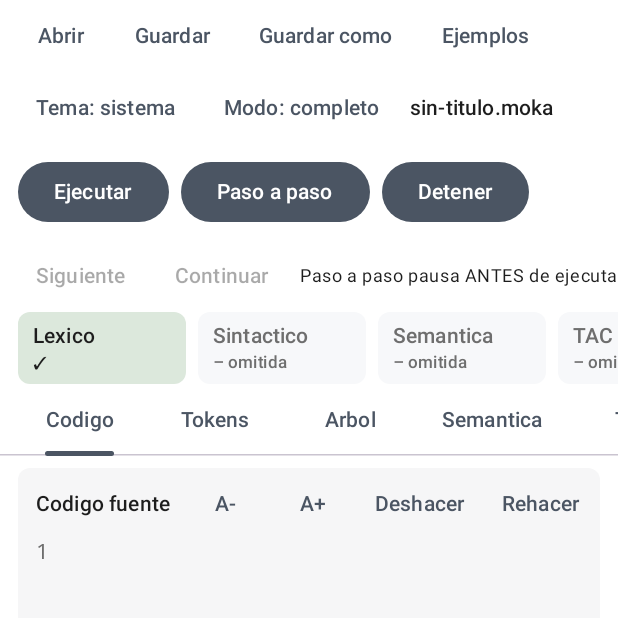
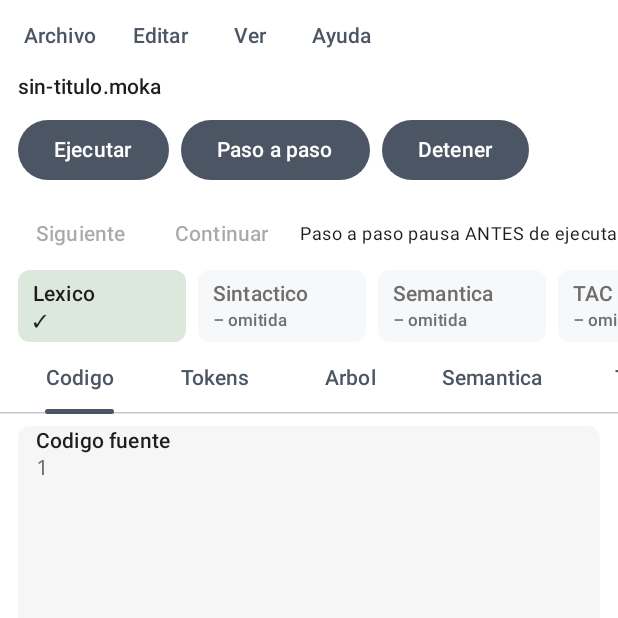
Before and after one commit to raulbarbur/moka, an Android app built with Jetpack Compose: the screen it shows after launch (MainActivity), on a phone screen of 412 x 824 dp, the top half of it. Run offline under Robolectric (Android 15) with nearby library versions, the phone set to English and light mode, and no system bars; libraries missing offline, so code that uses them is left out: org.antlr.v4; 17 statements that could not run were skipped.

Commit message:
UI: menus Archivo/Editar/Ver/Ayuda en lugar de botones sueltos

```diff
--- a/app/build.gradle.kts
+++ b/app/build.gradle.kts
@@ -5,7 +5,6 @@ plugins {
     alias(libs.plugins.androidApplication)
     alias(libs.plugins.composeMultiplatform)
     alias(libs.plugins.composeCompiler)
-    alias(libs.plugins.kotlinAndroid)
 }
 
 kotlin {
@@ -55,9 +54,7 @@ android {
         }
     }
 }
-dependencies {
-    implementation(libs.androidx.core.ktx)
-}
+
 
 compose.desktop {
     application {
--- a/app/src/commonMain/kotlin/ar/com/moka/app/ui/ArchivoTaller.kt
+++ b/app/src/commonMain/kotlin/ar/com/moka/app/ui/ArchivoTaller.kt
@@ -54,6 +54,8 @@ fun ArchivoTaller(
     alCambiarTema: (TemaMoka) -> Unit,
     modo: ModoTaller,
     alCambiarModo: (ModoTaller) -> Unit,
+    tamanioFuente: Int,
+    alCambiarTamanio: (Int) -> Unit,
     contenido: @Composable () -> Unit
 ) {
     val estado by controlador.estado.collectAsState()
@@ -64,8 +66,8 @@ fun ArchivoTaller(
     val ambito = rememberCoroutineScope()
     var mensaje by remember { mutableStateOf<String?>(null) }
     var esError by remember { mutableStateOf(false) }
-    var menuEjemplos by remember { mutableStateOf(false) }
-    var menuTema by remember { mutableStateOf(false) }
+    var acercaDe by remember { mutableStateOf(false) }
+    val busqueda = LocalBusquedaEditor.current
     var pendiente by remember { mutableStateOf<ArchivoMoka?>(null) }
     val modificado = sesion.hayCambios(estado.fuente)
 
@@ -165,6 +167,7 @@ fun ArchivoTaller(
         if (evento.type != KeyEventType.KeyDown || !evento.isCtrlPressed) false else {
             when (evento.key) {
                 Key.S -> { guardar(como = false); true }
+                Key.F -> { busqueda.activa = !busqueda.activa; true }
                 Key.Enter -> {
                     if (!sesion.ocupado && pendiente == null) controlador.ejecutar()
                     true
@@ -173,56 +176,41 @@ fun ArchivoTaller(
             }
         }
     }) {
-        // En pantalla angosta (telefono en vertical) la barra se parte
-        // en dos filas: acciones arriba, Tema + nombre abajo. En ancha,
-        // una sola fila con scroll como siempre.
-        BoxWithConstraints(Modifier.fillMaxWidth()) {
-            val barraAngosta = maxWidth < 600.dp
-            if (barraAngosta) {
-                Column {
-                    Row(
-                        Modifier.fillMaxWidth().horizontalScroll(rememberScrollState()).padding(horizontal = 12.dp),
-                        verticalAlignment = Alignment.CenterVertically,
-                        horizontalArrangement = Arrangement.spacedBy(8.dp)
-                    ) {
-                        BotonesArchivo(
+        // Los menus agrupan todo lo que antes eran botones sueltos. En
+        // pantalla angosta (telefono en vertical) el nombre del archivo
+        // baja a una segunda linea; en ancha queda al lado de los menus.
+        val grupos = gruposDeMenu(
             ocupado = sesion.ocupado,
             alAbrir = ::abrir,
             alGuardar = { guardar(false) },
             alGuardarComo = { guardar(true) },
-                            ejemplosExpandido = menuEjemplos,
-                            alAlternarEjemplos = { menuEjemplos = it },
-                            alElegirEjemplo = ::ofrecerCarga
+            alGuardarYSalir = ::guardarYSalir,
+            alElegirEjemplo = ::ofrecerCarga,
+            alDeshacer = controlador::deshacer,
+            alRehacer = controlador::rehacer,
+            busquedaActiva = busqueda.activa,
+            alAlternarBusqueda = { busqueda.activa = !busqueda.activa },
+            tamanioFuente = tamanioFuente,
+            alCambiarTamanio = alCambiarTamanio,
+            tema = tema,
+            alCambiarTema = alCambiarTema,
+            modo = modo,
+            alCambiarModo = alCambiarModo,
+            alAbrirAcercaDe = { acercaDe = true }
         )
-                    }
-                    Row(
-                        Modifier.fillMaxWidth().horizontalScroll(rememberScrollState()).padding(horizontal = 12.dp),
-                        verticalAlignment = Alignment.CenterVertically,
-                        horizontalArrangement = Arrangement.spacedBy(8.dp)
-                    ) {
-                        BotonTema(tema, menuTema, { menuTema = it }, alCambiarTema)
-                        BotonModo(modo, alCambiarModo)
-                        TextoArchivo(sesion, modificado)
-                    }
+        BoxWithConstraints(Modifier.fillMaxWidth()) {
+            if (maxWidth < 600.dp) {
+                Column(Modifier.padding(horizontal = 4.dp)) {
+                    BarraMenus(grupos)
+                    Box(Modifier.padding(horizontal = 8.dp)) { TextoArchivo(sesion, modificado) }
                 }
             } else {
                 Row(
-                    Modifier.fillMaxWidth().horizontalScroll(rememberScrollState()).padding(horizontal = 12.dp),
-                    verticalAlignment = Alignment.CenterVertically,
-                    horizontalArrangement = Arrangement.spacedBy(8.dp)
+                    Modifier.fillMaxWidth().padding(horizontal = 4.dp),
+                    verticalAlignment = Alignment.CenterVertically
                 ) {
-                    BotonesArchivo(
-                        ocupado = sesion.ocupado,
-                        alAbrir = ::abrir,
-                        alGuardar = { guardar(false) },
-                        alGuardarComo = { guardar(true) },
-                        ejemplosExpandido = menuEjemplos,
-                        alAlternarEjemplos = { menuEjemplos = it },
-                        alElegirEjemplo = ::ofrecerCarga
-                    )
-                    BotonTema(tema, menuTema, { menuTema = it }, alCambiarTema)
-                    BotonModo(modo, alCambiarModo)
-                    TextoArchivo(sesion, modificado)
+                    BarraMenus(grupos)
+                    Box(Modifier.padding(horizontal = 12.dp)) { TextoArchivo(sesion, modificado) }
                 }
             }
         }
@@ -235,6 +223,15 @@ fun ArchivoTaller(
             )
         }
         Box(Modifier.weight(1f)) { contenido() }
+    }
+
+    if (acercaDe) {
+        AlertDialog(
+            onDismissRequest = { acercaDe = false },
+            title = { Text("Moka") },
+            text = { Text("Interprete didactico del lenguaje Moka: escribe un programa, ejecutalo y mira cada fase del compilador (tokens, arbol, semantica, TAC y ejecucion).") },
+            confirmButton = { TextButton(onClick = { acercaDe = false }) { Text("Cerrar") } }
+        )
     }
 
     pendiente?.let { nuevo ->
@@ -286,84 +283,93 @@ fun ArchivoTaller(
     }
 }
 
-// ---- Piezas de la barra de archivo (compartidas por modo ancho/angosto)
+// ---- Modelo de menus ----------------------------------------------------
+// Se arma en un solo lugar; la barra solo lo dibuja.
 
-@Composable
-private fun BotonesArchivo(
+// Proyecto multi-archivo (Moka 2, fase P3): el grupo ya esta previsto pero
+// oculto hasta que exista el soporte de carpetas y paquetes.
+private const val GRUPO_PROYECTO_VISIBLE = false
+
+private fun gruposDeMenu(
     ocupado: Boolean,
     alAbrir: () -> Unit,
     alGuardar: () -> Unit,
     alGuardarComo: () -> Unit,
-    ejemplosExpandido: Boolean,
-    alAlternarEjemplos: (Boolean) -> Unit,
-    alElegirEjemplo: (ArchivoMoka) -> Unit
-) {
-    TextButton(onClick = alAbrir, enabled = !ocupado) { Text("Abrir") }
-    TextButton(onClick = alGuardar, enabled = !ocupado) { Text("Guardar") }
-    TextButton(onClick = alGuardarComo, enabled = !ocupado) { Text("Guardar como") }
-    Box {
-        TextButton(onClick = { alAlternarEjemplos(true) }, enabled = !ocupado) { Text("Ejemplos") }
-        DropdownMenu(expanded = ejemplosExpandido, onDismissRequest = { alAlternarEjemplos(false) }) {
+    alGuardarYSalir: () -> Unit,
+    alElegirEjemplo: (ArchivoMoka) -> Unit,
+    alDeshacer: () -> Unit,
+    alRehacer: () -> Unit,
+    busquedaActiva: Boolean,
+    alAlternarBusqueda: () -> Unit,
+    tamanioFuente: Int,
+    alCambiarTamanio: (Int) -> Unit,
+    tema: TemaMoka,
+    alCambiarTema: (TemaMoka) -> Unit,
+    modo: ModoTaller,
+    alCambiarModo: (ModoTaller) -> Unit,
+    alAbrirAcercaDe: () -> Unit
+): List<GrupoMenu> {
+    val archivo = GrupoMenu(
+        "Archivo",
+        buildList {
+            add(ItemMenu("Abrir", habilitado = !ocupado, accion = alAbrir))
+            add(ItemMenu("Guardar", atajo = "Ctrl+S", habilitado = !ocupado, accion = alGuardar))
+            add(ItemMenu("Guardar como", habilitado = !ocupado, accion = alGuardarComo))
+            add(ItemMenu("Guardar y salir", habilitado = !ocupado, accion = alGuardarYSalir))
+            add(SeparadorMenu)
+            add(RotuloMenu("Ejemplos"))
             for (ejemplo in EjemplosMoka.todos) {
-                DropdownMenuItem(
-                    text = { Text(ejemplo.nombre) },
-                    onClick = {
-                        alAlternarEjemplos(false)
-                        alElegirEjemplo(ejemplo)
+                add(ItemMenu(ejemplo.nombre, habilitado = !ocupado) { alElegirEjemplo(ejemplo) })
+            }
         }
     )
-            }
-        }
-    }
-}
-
-@Composable
-private fun BotonTema(
-    tema: TemaMoka,
-    expandido: Boolean,
-    alAlternar: (Boolean) -> Unit,
-    alCambiarTema: (TemaMoka) -> Unit
-) {
-    Box {
-        TextButton(onClick = { alAlternar(true) }) {
-            Text(
-                when (tema) {
-                    TemaMoka.SISTEMA -> "Tema: sistema"
-                    TemaMoka.CLARO -> "Tema: claro"
-                    TemaMoka.OSCURO -> "Tema: oscuro"
-                }
+    val editar = GrupoMenu(
+        "Editar",
+        listOf(
+            ItemMenu("Deshacer", accion = alDeshacer),
+            ItemMenu("Rehacer", accion = alRehacer),
+            SeparadorMenu,
+            ItemMenu("Buscar y reemplazar", atajo = "Ctrl+F", marcado = busquedaActiva, accion = alAlternarBusqueda),
+            SeparadorMenu,
+            ItemMenu("Letra mas grande (A+)", habilitado = tamanioFuente < 28) { alCambiarTamanio(tamanioFuente + 2) },
+            ItemMenu("Letra mas chica (A-)", habilitado = tamanioFuente > 10) { alCambiarTamanio(tamanioFuente - 2) }
         )
-        }
-        DropdownMenu(expanded = expandido, onDismissRequest = { alAlternar(false) }) {
-            for (opcion in TemaMoka.entries) {
-                DropdownMenuItem(
-                    text = {
-                        Text(
-                            when (opcion) {
-                                TemaMoka.SISTEMA -> "Sistema"
-                                TemaMoka.CLARO -> "Claro"
-                                TemaMoka.OSCURO -> "Oscuro"
-                            }
     )
-                    },
-                    onClick = {
-                        alAlternar(false)
-                        alCambiarTema(opcion)
-                    }
+    val ver = GrupoMenu(
+        "Ver",
+        listOf(
+            RotuloMenu("Tema"),
+            ItemMenu("Sistema", marcado = tema == TemaMoka.SISTEMA) { alCambiarTema(TemaMoka.SISTEMA) },
+            ItemMenu("Claro", marcado = tema == TemaMoka.CLARO) { alCambiarTema(TemaMoka.CLARO) },
+            ItemMenu("Oscuro", marcado = tema == TemaMoka.OSCURO) { alCambiarTema(TemaMoka.OSCURO) },
+            SeparadorMenu,
+            RotuloMenu("Modo"),
+            ItemMenu("Completo", marcado = modo == ModoTaller.COMPLETO) { alCambiarModo(ModoTaller.COMPLETO) },
+            ItemMenu("Simple (solo editor y consola)", marcado = modo == ModoTaller.SIMPLE) { alCambiarModo(ModoTaller.SIMPLE) }
         )
-            }
-        }
-    }
-}
-
-@Composable
-private fun BotonModo(modo: ModoTaller, alCambiarModo: (ModoTaller) -> Unit) {
-    // Dos opciones: un toque alterna. Simple muestra solo Codigo y
-    // Consola; los errores siguen llegando a la Consola.
-    TextButton(onClick = {
-        alCambiarModo(if (modo == ModoTaller.COMPLETO) ModoTaller.SIMPLE else ModoTaller.COMPLETO)
-    }) {
-        Text(if (modo == ModoTaller.COMPLETO) "Modo: completo" else "Modo: simple")
+    )
+    val ayuda = GrupoMenu(
+        "Ayuda",
+        listOf(
+            // Se activa con la Entrega 3C (tutoriales dentro de la app).
+            ItemMenu("Tutoriales (proximamente)", habilitado = false) {},
+            SeparadorMenu,
+            ItemMenu("Acerca de Moka", accion = alAbrirAcercaDe)
+        )
+    )
+    val proyecto = GrupoMenu(
+        "Proyecto",
+        listOf(
+            ItemMenu("Abrir carpeta (proximamente)", habilitado = false) {},
+            ItemMenu("Archivo nuevo (proximamente)", habilitado = false) {}
+        )
+    )
+    return buildList {
+        add(archivo)
+        add(editar)
+        add(ver)
+        if (GRUPO_PROYECTO_VISIBLE) add(proyecto)
+        add(ayuda)
     }
 }
 
--- a/app/src/commonMain/kotlin/ar/com/moka/app/ui/EditorTaller.kt
+++ b/app/src/commonMain/kotlin/ar/com/moka/app/ui/EditorTaller.kt
@@ -108,7 +108,9 @@ fun EditorTaller(
     }
 
     // ---- Buscar / reemplazar (v1: literal, distingue mayusculas) ----
-    var buscando by remember { mutableStateOf(false) }
+    // El menu Editar abre y cierra la busqueda (estado compartido).
+    val estadoBusqueda = LocalBusquedaEditor.current
+    val buscando = estadoBusqueda.activa
     var consulta by remember { mutableStateOf("") }
     var reemplazo by remember { mutableStateOf("") }
     val coincidencias = if (consulta.isEmpty()) 0
@@ -139,9 +141,8 @@ fun EditorTaller(
 
     Surface(modifier = modifier, shape = RoundedCornerShape(8.dp), tonalElevation = 1.dp) {
         Column {
-            // Barra del editor: tamaño de fuente, deshacer/rehacer (en el
-            // celular no hay Ctrl+Z comodo) y buscar. Con scroll para que
-            // nada se parta en pantallas angostas.
+            // Barra del editor: solo el titulo. Tamaño de letra, deshacer,
+            // rehacer y buscar viven ahora en los menus de la barra superior.
             Row(
                 Modifier.fillMaxWidth().horizontalScroll(rememberScrollState()).padding(horizontal = 4.dp),
                 verticalAlignment = androidx.compose.ui.Alignment.CenterVertically
@@ -151,13 +152,6 @@ fun EditorTaller(
                     style = MaterialTheme.typography.labelLarge,
                     modifier = Modifier.padding(horizontal = 8.dp)
                 )
-                TextButton(onClick = { alCambiarTamanio(tamanioFuente - 2) }) { Text("A-") }
-                TextButton(onClick = { alCambiarTamanio(tamanioFuente + 2) }) { Text("A+") }
-                TextButton(onClick = alDeshacer) { Text("Deshacer") }
-                TextButton(onClick = alRehacer) { Text("Rehacer") }
-                TextButton(onClick = { buscando = !buscando }) {
-                    Text(if (buscando) "Cerrar busqueda" else "Buscar")
-                }
             }
             if (buscando) {
                 Row(
@@ -183,6 +177,7 @@ fun EditorTaller(
                         singleLine = true,
                         modifier = Modifier.width(160.dp)
                     )
+                    TextButton(onClick = { estadoBusqueda.activa = false }) { Text("Cerrar") }
                     TextButton(
                         onClick = {
                             val i = fuente.indexOf(consulta)
--- /dev/null
+++ b/app/src/commonMain/kotlin/ar/com/moka/app/ui/MenuMoka.kt
@@ -0,0 +1,93 @@
+// =======================================================================
+//  MenuMoka.kt - Barra de menus agrupados (Archivo / Editar / Ver / Ayuda)
+// =======================================================================
+//  Un unico modelo de datos (GrupoMenu -> ItemMenu) alimenta la barra, tanto
+//  en escritorio como en el celular: cada grupo es un boton de texto que
+//  abre un DropdownMenu. Asi no hay dos logicas distintas por tamaño de
+//  pantalla. La barra se desplaza en horizontal si no entra.
+//
+//  Tambien vive aca el estado compartido de "Buscar y reemplazar": el menu
+//  Editar lo abre y el editor lo muestra, sin pasar parametros por todo el
+//  arbol de paneles (se reparte con un CompositionLocal).
+// =======================================================================
+package ar.com.moka.app.ui
+
+import androidx.compose.foundation.horizontalScroll
+import androidx.compose.foundation.layout.Box
+import androidx.compose.foundation.layout.Row
+import androidx.compose.foundation.rememberScrollState
+import androidx.compose.material3.DropdownMenu
+import androidx.compose.material3.DropdownMenuItem
+import androidx.compose.material3.HorizontalDivider
+import androidx.compose.material3.Text
+import androidx.compose.material3.TextButton
+import androidx.compose.runtime.Composable
+import androidx.compose.runtime.getValue
+import androidx.compose.runtime.compositionLocalOf
+import androidx.compose.runtime.mutableStateOf
+import androidx.compose.runtime.remember
+import androidx.compose.runtime.setValue
+import androidx.compose.ui.Modifier
+
+// Una entrada del menu. 'marcado' dibuja una tilde delante (para las
+// opciones excluyentes, como el tema). 'atajo' es solo un texto de ayuda.
+sealed interface EntradaMenu
+
+class ItemMenu(
+    val texto: String,
+    val atajo: String? = null,
+    val habilitado: Boolean = true,
+    val marcado: Boolean = false,
+    val accion: () -> Unit
+) : EntradaMenu
+
+// Un titulo gris sin accion, para separar secciones dentro de un menu.
+class RotuloMenu(val texto: String) : EntradaMenu
+
+data object SeparadorMenu : EntradaMenu
+
+class GrupoMenu(val titulo: String, val entradas: List<EntradaMenu>)
+
+@Composable
+fun BarraMenus(grupos: List<GrupoMenu>, modifier: Modifier = Modifier) {
+    Row(modifier.horizontalScroll(rememberScrollState())) {
+        for (grupo in grupos) {
+            var abierto by remember { mutableStateOf(false) }
+            Box {
+                TextButton(onClick = { abierto = true }) { Text(grupo.titulo) }
+                DropdownMenu(expanded = abierto, onDismissRequest = { abierto = false }) {
+                    for (entrada in grupo.entradas) {
+                        when (entrada) {
+                            is ItemMenu -> DropdownMenuItem(
+                                text = {
+                                    Text(
+                                        (if (entrada.marcado) "\u2713 " else "") + entrada.texto +
+                                                (entrada.atajo?.let { "    $it" } ?: "")
+                                    )
+                                },
+                                enabled = entrada.habilitado,
+                                onClick = {
+                                    abierto = false
+                                    entrada.accion()
+                                }
+                            )
+                            is RotuloMenu -> DropdownMenuItem(
+                                text = { Text(entrada.texto) },
+                                enabled = false,
+                                onClick = {}
+                            )
+                            SeparadorMenu -> HorizontalDivider()
+                        }
+                    }
+                }
+            }
+        }
+    }
+}
+
+// Estado de la barra de busqueda del editor, compartido con el menu Editar.
+class EstadoBusqueda {
+    var activa by mutableStateOf(false)
+}
+
+val LocalBusquedaEditor = compositionLocalOf { EstadoBusqueda() }
--- a/app/src/commonMain/kotlin/ar/com/moka/app/ui/Taller.kt
+++ b/app/src/commonMain/kotlin/ar/com/moka/app/ui/Taller.kt
@@ -87,7 +87,7 @@ fun Taller(
 ) {
     val estado by controlador.estado.collectAsState()
 
-    ArchivoTaller(controlador, sesionArchivo, alSalir, tema, alCambiarTema, modo, alCambiarModo) {
+    ArchivoTaller(controlador, sesionArchivo, alSalir, tema, alCambiarTema, modo, alCambiarModo, tamanioFuente, alCambiarTamanio) {
         BoxWithConstraints(Modifier.fillMaxSize()) {
             // Angosto por ancho O por altura: landscape de telefono cae
             // en pestañas aunque su ancho parezca de tablet.
--- a/build.gradle.kts
+++ b/build.gradle.kts
@@ -8,5 +8,4 @@ plugins {
     alias(libs.plugins.composeMultiplatform) apply false
     alias(libs.plugins.composeCompiler) apply false
     alias(libs.plugins.antlrKotlin) apply false
-    alias(libs.plugins.kotlinAndroid) apply false
 }
--- a/gradle/libs.versions.toml
+++ b/gradle/libs.versions.toml
@@ -31,4 +31,3 @@ androidApplication = { id = "com.android.application", version.ref = "agp" }
 composeMultiplatform = { id = "org.jetbrains.compose", version.ref = "compose" }
 composeCompiler = { id = "org.jetbrains.kotlin.plugin.compose", version.ref = "kotlin" }
 antlrKotlin = { id = "com.strumenta.antlr-kotlin", version.ref = "antlrKotlin" }
-kotlinAndroid = { id = "org.jetbrains.kotlin.android", version.ref = "kotlin" }
```
Lines whose indentation alone changed are shown as unchanged.
